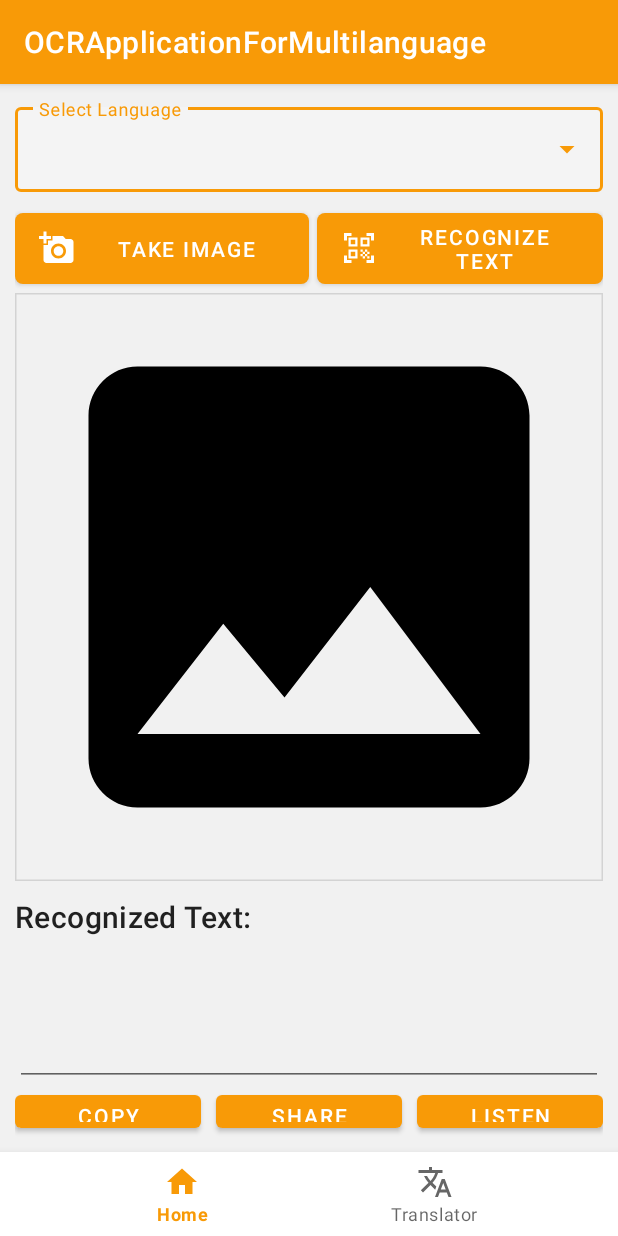
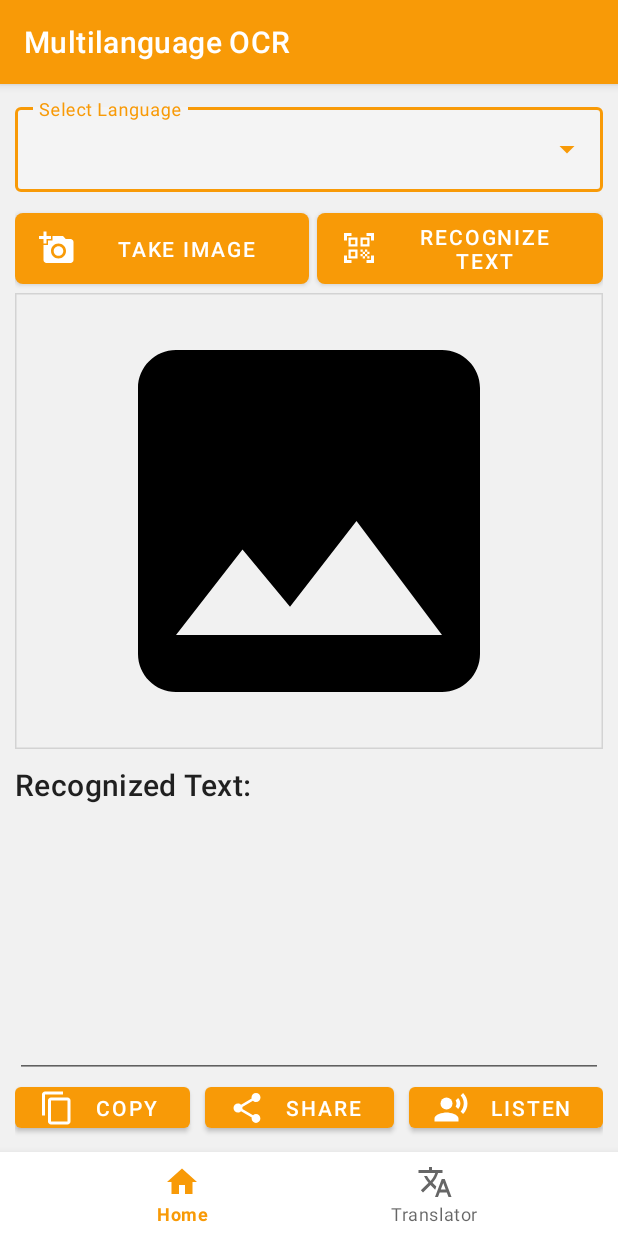
Before and after one commit to NehalDhuri/OcrApp, an Android app: the screen it shows after launch (MainActivity), on a phone screen of 412 x 824 dp. Run offline under Robolectric (Android 15) with nearby library versions, the phone set to English and light mode, and no system bars; libraries missing offline, so code that uses them is left out: com.google.mlkit.vision; pictures from the network do not load.

Commit message:
Added icon for button

```diff
--- a/app/src/main/java/com/example/ocrapplicationformultilanguage/MainActivity.java
+++ b/app/src/main/java/com/example/ocrapplicationformultilanguage/MainActivity.java
@@ -20,7 +20,7 @@ public class MainActivity extends AppCompatActivity {
     TranslationFragment translationFragment = new TranslationFragment();
 
     final int home = R.id.home;
-    final int notes = R.id.notes;
+//    final int notes = R.id.notes;
     final int translator = R.id.translator;
 
 
--- /dev/null
+++ b/app/src/main/res/drawable/copy.xml
@@ -0,0 +1,5 @@
+<vector android:height="24dp" android:tint="#000000"
+    android:viewportHeight="24" android:viewportWidth="24"
+    android:width="24dp" xmlns:android="http://schemas.android.com/apk/res/android">
+    <path android:fillColor="@android:color/white" android:pathData="M16,1L4,1c-1.1,0 -2,0.9 -2,2v14h2L4,3h12L16,1zM19,5L8,5c-1.1,0 -2,0.9 -2,2v14c0,1.1 0.9,2 2,2h11c1.1,0 2,-0.9 2,-2L21,7c0,-1.1 -0.9,-2 -2,-2zM19,21L8,21L8,7h11v14z"/>
+</vector>
--- /dev/null
+++ b/app/src/main/res/drawable/share.xml
@@ -0,0 +1,5 @@
+<vector android:height="24dp" android:tint="#000000"
+    android:viewportHeight="24" android:viewportWidth="24"
+    android:width="24dp" xmlns:android="http://schemas.android.com/apk/res/android">
+    <path android:fillColor="@android:color/white" android:pathData="M18,16.08c-0.76,0 -1.44,0.3 -1.96,0.77L8.91,12.7c0.05,-0.23 0.09,-0.46 0.09,-0.7s-0.04,-0.47 -0.09,-0.7l7.05,-4.11c0.54,0.5 1.25,0.81 2.04,0.81 1.66,0 3,-1.34 3,-3s-1.34,-3 -3,-3 -3,1.34 -3,3c0,0.24 0.04,0.47 0.09,0.7L8.04,9.81C7.5,9.31 6.79,9 6,9c-1.66,0 -3,1.34 -3,3s1.34,3 3,3c0.79,0 1.5,-0.31 2.04,-0.81l7.12,4.16c-0.05,0.21 -0.08,0.43 -0.08,0.65 0,1.61 1.31,2.92 2.92,2.92 1.61,0 2.92,-1.31 2.92,-2.92s-1.31,-2.92 -2.92,-2.92z"/>
+</vector>
--- /dev/null
+++ b/app/src/main/res/drawable/voice.xml
@@ -0,0 +1,6 @@
+<vector android:height="24dp" android:tint="#000000"
+    android:viewportHeight="24" android:viewportWidth="24"
+    android:width="24dp" xmlns:android="http://schemas.android.com/apk/res/android">
+    <path android:fillColor="@android:color/white" android:pathData="M9,9m-4,0a4,4 0,1 1,8 0a4,4 0,1 1,-8 0"/>
+    <path android:fillColor="@android:color/white" android:pathData="M9,15c-2.67,0 -8,1.34 -8,4v2h16v-2c0,-2.66 -5.33,-4 -8,-4zM16.76,5.36l-1.68,1.69c0.84,1.18 0.84,2.71 0,3.89l1.68,1.69c2.02,-2.02 2.02,-5.07 0,-7.27zM20.07,2l-1.63,1.63c2.77,3.02 2.77,7.56 0,10.74L20.07,16c3.9,-3.89 3.91,-9.95 0,-14z"/>
+</vector>
--- a/app/src/main/res/layout/fragment_home.xml
+++ b/app/src/main/res/layout/fragment_home.xml
@@ -64,11 +64,10 @@
                 <com.google.android.material.imageview.ShapeableImageView
                     android:id="@+id/imageIv"
                     android:layout_width="match_parent"
-                    android:layout_height="wrap_content"
+                    android:layout_height="304dp"
+                    android:adjustViewBounds="true"
                     android:src="@drawable/image"
-                    android:adjustViewBounds="true"
-                    app:strokeWidth="2dp"
-                    />
+                    app:strokeWidth="2dp" />
                 <TextView
                     style="@style/TextAppearance.MaterialComponents.Headline6"
                     android:layout_width="match_parent"
@@ -80,10 +79,9 @@
                 <EditText
                     android:id="@+id/recognizedTextEt"
                     android:layout_width="match_parent"
-                    android:layout_height="99dp"
+                    android:layout_height="182dp"
                     android:textSize="18sp"
-                    tools:ignore="Autofill"
-                    />
+                    tools:ignore="Autofill" />
             </LinearLayout>
 
         </ScrollView>
@@ -97,6 +95,7 @@
                 android:id="@+id/copy_btn"
                 android:layout_width="wrap_content"
                 android:layout_height="wrap_content"
+                app:icon="@drawable/copy"
                 android:text="copy"
                 android:layout_weight="1"/>
 
@@ -105,6 +104,7 @@
                 android:id="@+id/share_btn"
                 android:layout_width="wrap_content"
                 android:layout_height="wrap_content"
+                app:icon="@drawable/share"
                 android:text="Share"
                 android:layout_marginLeft="10dp"
                 android:layout_marginRight="10dp"
@@ -114,6 +114,7 @@
                 android:id="@+id/listen_btn"
                 android:layout_width="wrap_content"
                 android:layout_height="wrap_content"
+                app:icon="@drawable/voice"
                 android:text="Listen"
                 android:layout_weight="1"/>
         </LinearLayout>
--- a/app/src/main/res/values/strings.xml
+++ b/app/src/main/res/values/strings.xml
@@ -1,5 +1,5 @@
 <resources>
-    <string name="app_name">OCRApplicationForMultilanguage</string>
+    <string name="app_name">Multilanguage OCR</string>
     <string-array name="languages">
         <item>Latin</item>
         <item>Devanagari</item>
```
